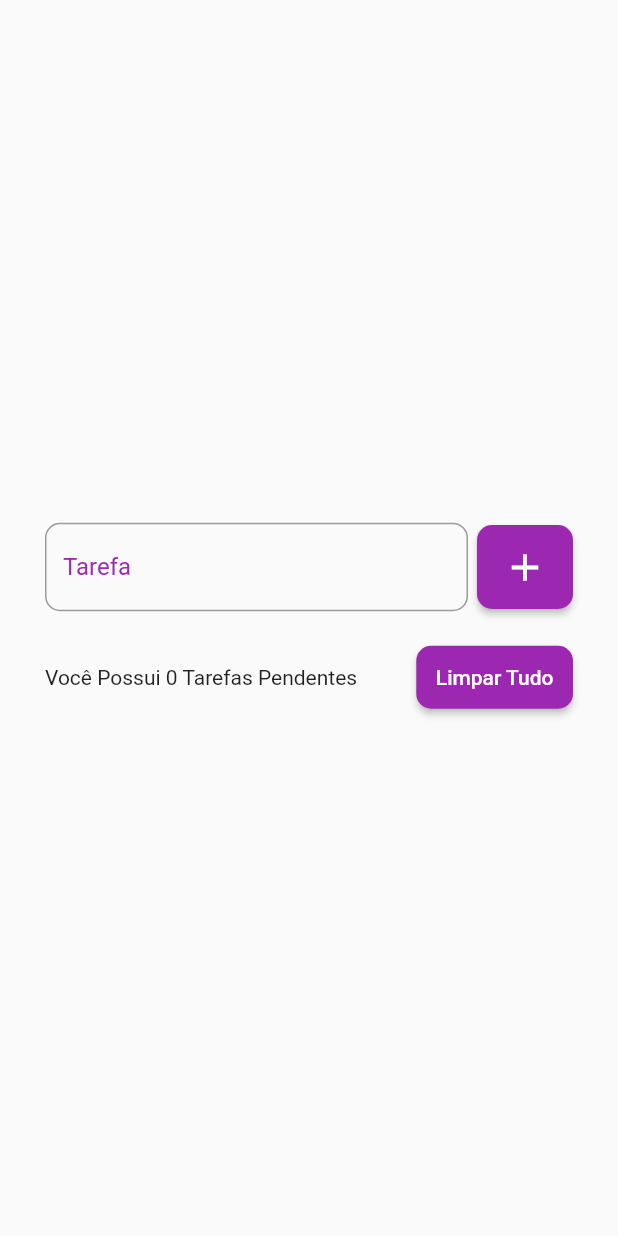
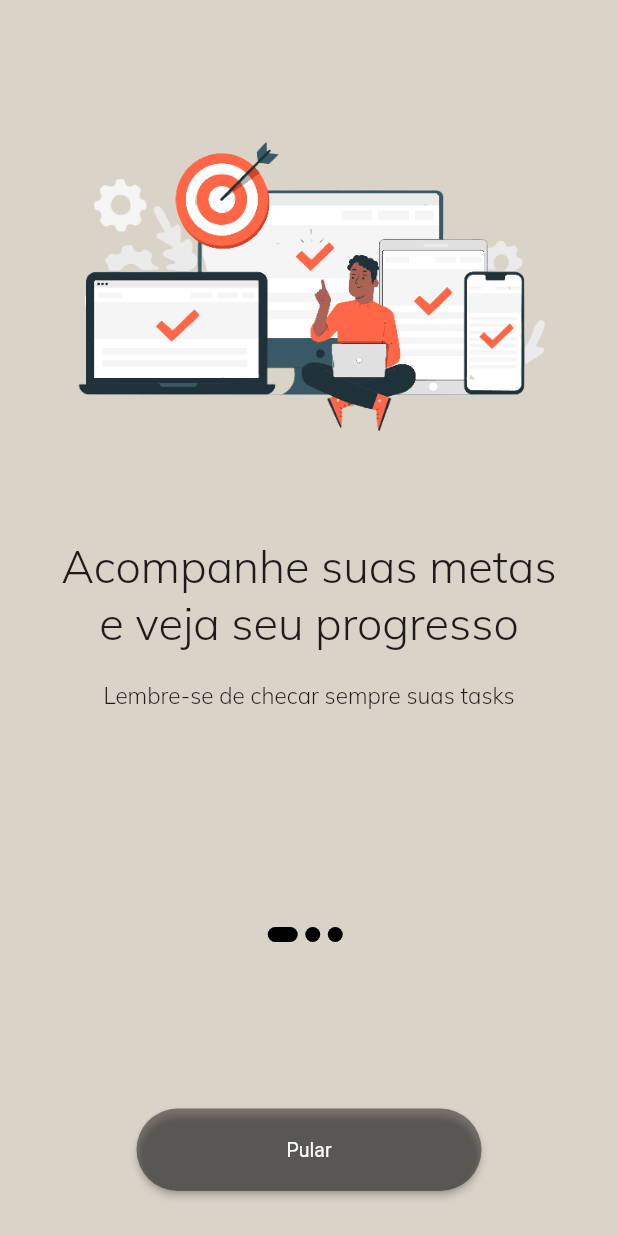
Before and after one commit to Luiz-Eduardo-BL/Todo_List, a Flutter app: the screen it shows after launch, on a phone screen of 412 x 824 dp. Run offline on Flutter 3.47's test engine with Material 2 defaults, Android fonts, the phone set to English and light mode, and no system bars; our stand-ins replace flutter_slidable, shared_preferences.

Commit message:
onBoardingScreen

```diff
--- a/lib/main.dart
+++ b/lib/main.dart
@@ -1,5 +1,6 @@
 import 'package:flutter/material.dart';
 import 'pages/todoListPage.dart';
+import 'pages/onBoardingScreen.dart';
 
 void main() {
   runApp(const MyApp());
@@ -12,7 +13,11 @@ class MyApp extends StatelessWidget {
   Widget build(BuildContext context) {
     return MaterialApp(
       debugShowCheckedModeBanner: false,
-      home: TodoListPage(),
+      initialRoute: 'welcome_screen',
+      routes: {
+        'welcome_screen': (context) => const OnBoardingScreen(),
+        'home_screen': (context) => TodoListPage()
+      },
     );
   }
 }
--- /dev/null
+++ b/lib/models/onBoardingContents.dart
@@ -0,0 +1,30 @@
+class OnboardingContents{
+  final String title;
+  final String image;
+  final String desc;
+
+  OnboardingContents({
+    required this.title,
+    required this.image,
+    required this.desc,
+  });
+}
+
+List<OnboardingContents> contest = [
+  OnboardingContents(
+    title: "Acompanhe suas metas e veja seu progresso",
+    image: "assets/images/image1.png",
+    desc: "Lembre-se de checar sempre suas tasks",
+  ),
+  OnboardingContents(
+    title: "Mantenha-se organizado",
+    image: "assets/images/image2.png",
+    desc: "Mantenha-se organizado",
+  ),
+  OnboardingContents(
+    title: "O tempo é seu amigo",
+    image: "assets/images/image3.png",
+    desc: "Não tenha medo do tempo",
+  ),
+
+];
--- /dev/null
+++ b/lib/models/sizeConf.dart
@@ -0,0 +1,17 @@
+import 'package:flutter/material.dart';
+
+class SizeConfig{
+  static MediaQueryData? _mediaQueryData;
+  static double? screenWidth;
+  static double? screenHeight;
+  static double? blockSizeHorizontal;
+  static double? blockSizeVertical;
+
+  void init(BuildContext context){
+    _mediaQueryData = MediaQuery.of(context);
+    screenWidth = _mediaQueryData!.size.width;
+    screenHeight = _mediaQueryData!.size.height;
+    blockSizeHorizontal = screenWidth! / 100;
+    blockSizeVertical = screenHeight! / 100;
+  }
+}
--- /dev/null
+++ b/lib/pages/onBoardingScreen.dart
@@ -0,0 +1,177 @@
+import 'package:flutter/material.dart';
+import '../models/onBoardingContents.dart';
+import '../models/sizeConf.dart';
+import 'todoListPage.dart';
+
+class OnBoardingScreen extends StatefulWidget {
+  const OnBoardingScreen({Key? key}) : super(key: key);
+
+  @override
+  State<OnBoardingScreen> createState() => _OnBoardingScreenState();
+}
+
+class _OnBoardingScreenState extends State<OnBoardingScreen> {
+  late PageController _pageController;
+  int _currentPage = 0;
+
+  @override
+  void initState() {
+    _pageController = PageController();
+    super.initState();
+  }
+
+  List collors = [
+    Color(0xffDAD3C8),
+    Color(0xffFFE5DE),
+    Color(0xffDCF6E6),
+  ];
+
+  AnimatedContainer _buildDots({
+    int? index,
+  }) {
+    return AnimatedContainer(
+      duration: const Duration(milliseconds: 200),
+      decoration: const BoxDecoration(
+        borderRadius: BorderRadius.all(
+          Radius.circular(50),
+        ),
+        color: Color(0xFF000000),
+      ),
+      margin: const EdgeInsets.only(right: 5),
+      height: 10,
+      curve: Curves.easeIn,
+      width: _currentPage == index ? 20 : 10,
+    );
+  }
+
+  @override
+  Widget build(BuildContext context) {
+    SizeConfig().init(context);
+    double width = SizeConfig.screenWidth!;
+    double height = SizeConfig.screenHeight!;
+
+    return Scaffold(
+      backgroundColor: collors[_currentPage],
+      body: SafeArea(
+        child: Column(children: [
+          Expanded(
+            flex: 3,
+            child: PageView.builder(
+                physics: const BouncingScrollPhysics(),
+                controller: _pageController,
+                onPageChanged: (value) => setState(() => {
+                      _currentPage = value,
+                    }),
+                itemCount: contest.length,
+                itemBuilder: (context, i) {
+                  return Padding(
+                    padding: const EdgeInsets.all(40),
+                    child: Column(
+                      children: [
+                        Image.asset(
+                          contest[i].image,
+                          height: SizeConfig.blockSizeVertical! * 35,
+                        ),
+                        SizedBox(
+                          height: (height >= 840) ? 60 : 30,
+                        ),
+                        Text(
+                          contest[i].title,
+                          textAlign: TextAlign.center,
+                          style: TextStyle(
+                            fontFamily: "Mulish",
+                            fontWeight: FontWeight.w500,
+                            fontSize: (width <= 550) ? 30 : 35,
+                          ),
+                        ),
+                        const SizedBox(
+                          height: 20,
+                        ),
+                        Text(
+                          contest[i].desc,
+                          style: TextStyle(
+                            fontFamily: "Mulish",
+                            fontWeight: FontWeight.w400,
+                            fontSize: (width <= 550) ? 15 : 20,
+                          ),
+                          textAlign: TextAlign.center,
+                        ),
+                      ],
+                    ),
+                  );
+                }),
+          ),
+          Expanded(
+            flex: 1,
+            child: Column(
+              mainAxisAlignment: MainAxisAlignment.spaceBetween,
+              children: [
+                Row(
+                  mainAxisAlignment: MainAxisAlignment.center,
+                  children: List.generate(
+                    contest.length,
+                    (int index) => _buildDots(index: index),
+                  ),
+                ),
+                _currentPage + 1 == contest.length
+                    ? Padding(
+                        padding: const EdgeInsets.all(30),
+                        child: ElevatedButton(
+                          onPressed: () {
+                            Navigator.push(
+                              context,
+                              MaterialPageRoute(
+                                  builder: (context) => TodoListPage()),
+                            );
+                          },
+                          style: ElevatedButton.styleFrom(
+                            backgroundColor: Colors.black,
+                            shape: RoundedRectangleBorder(
+                              borderRadius: BorderRadius.circular(50),
+                            ),
+                            padding: (width <= 550)
+                                ? const EdgeInsets.symmetric(
+                                    horizontal: 100, vertical: 20)
+                                : EdgeInsets.symmetric(
+                                    horizontal: width * 0.2, vertical: 20),
+                            textStyle:
+                                TextStyle(fontSize: (width <= 550) ? 13 : 17),
+                          ),
+                          child: const Text("Começar"),
+                        ),
+                      )
+                    : Padding(
+                        padding: const EdgeInsets.all(30),
+                        child: Row(
+                          mainAxisAlignment: MainAxisAlignment.center,
+                          children: [
+                            ElevatedButton(
+                              onPressed: () {
+                                _pageController.jumpToPage(2);
+                              },
+                              style: ElevatedButton.styleFrom(
+                                backgroundColor: Color.fromARGB(111, 0, 0, 0),
+                                shape: RoundedRectangleBorder(
+                                  borderRadius: BorderRadius.circular(50),
+                                ),
+                                padding: (width <= 550)
+                                    ? const EdgeInsets.symmetric(
+                                        horizontal: 100, vertical: 20)
+                                    : EdgeInsets.symmetric(
+                                        horizontal: width * 0.2, vertical: 20),
+                                textStyle: TextStyle(
+                                    fontSize: (width <= 550) ? 13 : 17),
+                              ),
+                              child: const Text("Pular"),
+                            ),
+                          ],
+                        ),
+                      )
+              ],
+            ),
+          ),
+        ]),
+      ),
+    );
+  }
+}
--- a/lib/pages/todoListPage.dart
+++ b/lib/pages/todoListPage.dart
@@ -35,6 +35,20 @@ class _TodoListPageState extends State<TodoListPage> {
   Widget build(BuildContext context) {
     return SafeArea(
       child: Scaffold(
+        backgroundColor: const Color(0xffDAD3C8),
+        appBar: AppBar(
+          backgroundColor: Colors.transparent,
+          elevation: 0,
+          leading: IconButton(
+            onPressed: () {
+              Navigator.pop(context);
+            },
+            icon: const Icon(
+              Icons.arrow_back_ios,
+              color: Colors.purple,
+            ),
+          ),
+        ),
         body: Center(
           child: Padding(
             padding: const EdgeInsets.all(30),
```
Also changed, not shown: pubspec.yaml (+9 -0 lines), assets/fonts/Mulish-Light.ttf (added), assets/fonts/Mulish-SemiBold.ttf (added), assets/images/image1.png (added), assets/images/image2.png (added), assets/images/image3.png (added).
